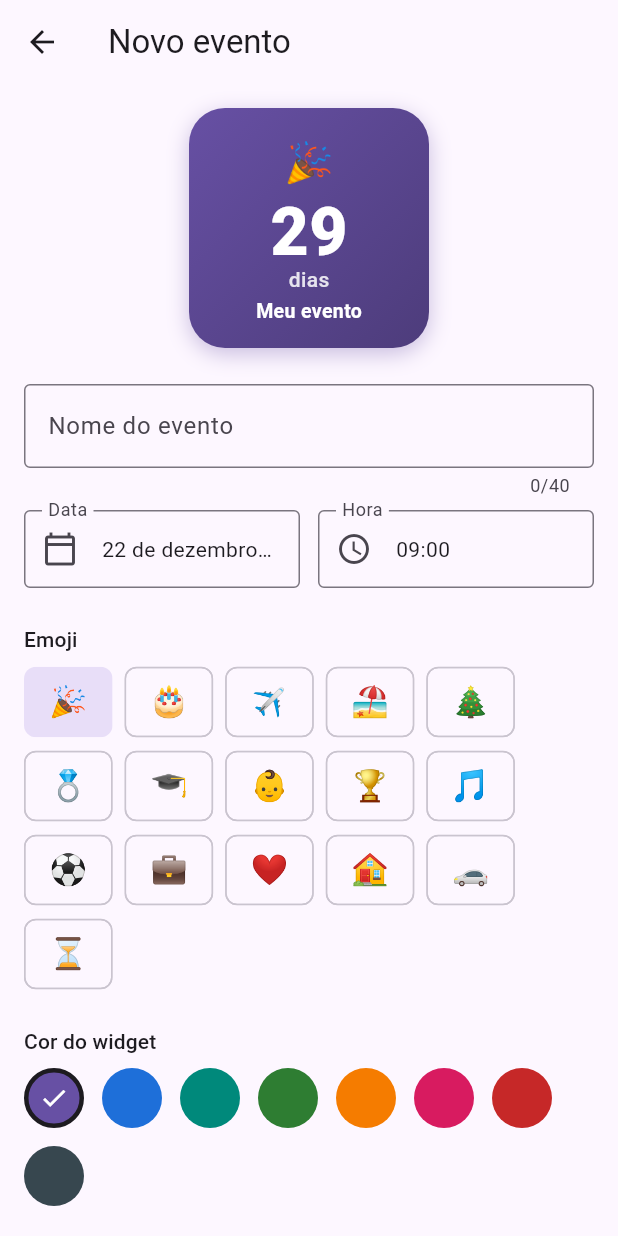
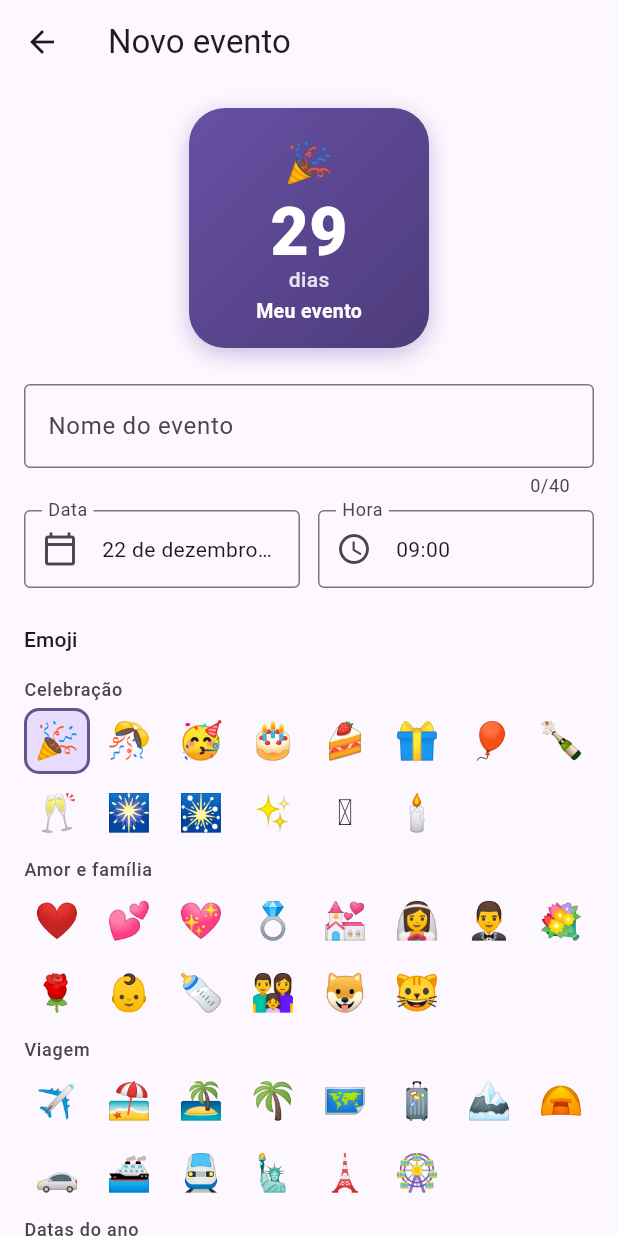
Before and after one commit to izabelle02/ContadorEckhardt, a Flutter app: the screen it shows after launch, after a tap on "Criar evento", on a phone screen of 412 x 824 dp. Run offline on Flutter 3.47's test engine with Material 3 defaults, Android fonts, the phone set to English and light mode, and no system bars; missing offline and left inert: home_widget.

Commit message:
Renomeia o app para Contador Eckhardt e amplia emojis e cores
- 98 emojis em 7 temas (antes 16) e 26 cores (antes 8).

Co-Authored-By: Claude Opus 5.5 <noreply@anthropic.com>
Claude-Session: https://claude.ai/code/session_01WcKBku9GS7XF8Z2KuUpKTJ

```diff
--- a/lib/main.dart
+++ b/lib/main.dart
@@ -44,7 +44,7 @@ class _ContadorAppState extends State<ContadorApp> with WidgetsBindingObserver {
   Widget build(BuildContext context) {
     const seed = Color(0xFF6750A4);
     return MaterialApp(
-      title: 'Contador',
+      title: 'Contador Eckhardt',
       debugShowCheckedModeBanner: false,
       theme: ThemeData(colorSchemeSeed: seed, useMaterial3: true),
       darkTheme: ThemeData(
--- a/lib/screens/edit_event_screen.dart
+++ b/lib/screens/edit_event_screen.dart
@@ -166,32 +166,52 @@ class _EditEventScreenState extends State<EditEventScreen> {
             const SizedBox(height: 24),
             Text('Emoji', style: Theme.of(context).textTheme.titleSmall),
             const SizedBox(height: 8),
-            Wrap(
-              spacing: 8,
-              runSpacing: 8,
-              children: [
-                for (final e in eventEmojis)
-                  ChoiceChip(
-                    label: Text(e, style: const TextStyle(fontSize: 20)),
-                    selected: e == _emoji,
-                    showCheckmark: false,
-                    onSelected: (_) => setState(() => _emoji = e),
-                  ),
-              ],
-            ),
+            for (final category in emojiCategories.entries) ...[
+              Padding(
+                padding: const EdgeInsets.only(top: 8, bottom: 4),
+                child: Text(category.key,
+                    style: Theme.of(context).textTheme.labelMedium?.copyWith(
+                        color: scheme.onSurfaceVariant)),
+              ),
+              Wrap(
+                spacing: 4,
+                runSpacing: 4,
+                children: [
+                  for (final e in category.value)
+                    InkWell(
+                      onTap: () => setState(() => _emoji = e),
+                      borderRadius: BorderRadius.circular(10),
+                      child: Container(
+                        width: 44,
+                        height: 44,
+                        alignment: Alignment.center,
+                        decoration: BoxDecoration(
+                          color: e == _emoji ? scheme.primaryContainer : null,
+                          borderRadius: BorderRadius.circular(10),
+                          border: Border.all(
+                            color: e == _emoji ? scheme.primary : Colors.transparent,
+                            width: 2,
+                          ),
+                        ),
+                        child: Text(e, style: const TextStyle(fontSize: 24)),
+                      ),
+                    ),
+                ],
+              ),
+            ],
             const SizedBox(height: 24),
             Text('Cor do widget', style: Theme.of(context).textTheme.titleSmall),
             const SizedBox(height: 8),
             Wrap(
-              spacing: 12,
-              runSpacing: 12,
+              spacing: 10,
+              runSpacing: 10,
               children: [
                 for (final c in eventColors)
                   GestureDetector(
                     onTap: () => setState(() => _color = c),
                     child: Container(
-                      width: 40,
-                      height: 40,
+                      width: 38,
+                      height: 38,
                       decoration: BoxDecoration(
                         color: Color(c),
                         shape: BoxShape.circle,
--- a/lib/screens/widget_gallery_screen.dart
+++ b/lib/screens/widget_gallery_screen.dart
@@ -123,13 +123,13 @@ class _HowToCard extends StatelessWidget {
     final steps = isAndroid
         ? const [
             'Toque e segure num espaço vazio da tela inicial.',
-            'Escolha "Widgets" e procure por "Contador".',
+            'Escolha "Widgets" e procure por "Contador Eckhardt".',
             'Arraste o layout que preferir para a tela.',
             'Escolha qual evento o widget vai mostrar.',
             'Para trocar o evento depois, toque e segure o widget → "Reconfigurar".',
           ]
         : const [
-            'Tela inicial: toque e segure num espaço vazio, toque em "Editar" → "Adicionar widget" e procure "Contador".',
+            'Tela inicial: toque e segure num espaço vazio, toque em "Editar" → "Adicionar widget" e procure "Contador Eckhardt".',
             'Tela de bloqueio: toque e segure a tela bloqueada → "Personalizar" → "Tela Bloqueada" → toque na área de widgets.',
             'Depois de adicionar, toque e segure o widget → "Editar widget" para escolher o evento.',
           ];
--- a/lib/ui/palette.dart
+++ b/lib/ui/palette.dart
@@ -1,16 +1,64 @@
 /// Cores que o usuário pode escolher para cada evento (ARGB).
+/// Todas escuras o bastante para o texto branco dos widgets ficar legível.
 const eventColors = <int>[
   0xFF6750A4, // roxo
+  0xFF4527A0, // roxo escuro
+  0xFF8E24AA, // violeta
+  0xFF3949AB, // índigo
   0xFF1E6FD9, // azul
+  0xFF0D47A1, // azul-marinho
+  0xFF0277BD, // azul-céu
+  0xFF00838F, // ciano
   0xFF00897B, // verde-água
   0xFF2E7D32, // verde
-  0xFFF57C00, // laranja
+  0xFF1B5E20, // verde-floresta
+  0xFF558B2F, // verde-oliva
+  0xFF9E9D24, // lima
+  0xFFF9A825, // amarelo
+  0xFFEF6C00, // laranja
+  0xFFE64A19, // laranja-tijolo
+  0xFFC62828, // vermelho
+  0xFF880E4F, // vinho
   0xFFD81B60, // rosa
-  0xFFC62828, // vermelho
+  0xFFEC407A, // rosa-chiclete
+  0xFFAD1457, // magenta
+  0xFF6D4C41, // marrom
+  0xFF5D4037, // café
+  0xFF546E7A, // azul-acinzentado
   0xFF37474F, // grafite
+  0xFF212121, // preto
 ];
 
-const eventEmojis = <String>[
-  '🎉', '🎂', '✈️', '🏖️', '🎄', '💍', '🎓', '👶',
-  '🏆', '🎵', '⚽', '💼', '❤️', '🏠', '🚗', '⏳',
-];
+/// Emojis agrupados por tema, exibidos em seções no editor.
+const emojiCategories = <String, List<String>>{
+  'Celebração': [
+    '🎉', '🎊', '🥳', '🎂', '🍰', '🎁', '🎈', '🍾',
+    '🥂', '🎆', '🎇', '✨', '🪅', '🕯️',
+  ],
+  'Amor e família': [
+    '❤️', '💕', '💖', '💍', '💒', '👰', '🤵', '💐',
+    '🌹', '👶', '🍼', '👨‍👩‍👧', '🐶', '🐱',
+  ],
+  'Viagem': [
+    '✈️', '🏖️', '🏝️', '🌴', '🗺️', '🧳', '🏔️', '⛺',
+    '🚗', '🚢', '🚆', '🗽', '🗼', '🎡',
+  ],
+  'Datas do ano': [
+    '🎄', '🎅', '🐰', '🥚', '🎃', '👻', '🦃', '🎋',
+    '🎏', '🇧🇷', '🌸', '☀️', '🍂', '❄️',
+  ],
+  'Estudo e trabalho': [
+    '🎓', '📚', '✏️', '📝', '💼', '💻', '📈', '🏢',
+    '🧪', '🩺', '⚖️', '🏆', '🥇', '🎯',
+  ],
+  'Esporte e lazer': [
+    '⚽', '🏀', '🏐', '🎾', '🏃', '🚴', '🏊', '🧘',
+    '🎵', '🎸', '🎤', '🎬', '🎮', '🎨',
+  ],
+  'Outros': [
+    '⏳', '⏰', '📅', '🏠', '🔑', '💰', '🍕', '☕',
+    '🌙', '⭐', '🌈', '🔥', '🚀', '💪',
+  ],
+};
+
+final eventEmojis = [for (final list in emojiCategories.values) ...list];
```
Also changed, not shown: 3 other files.
